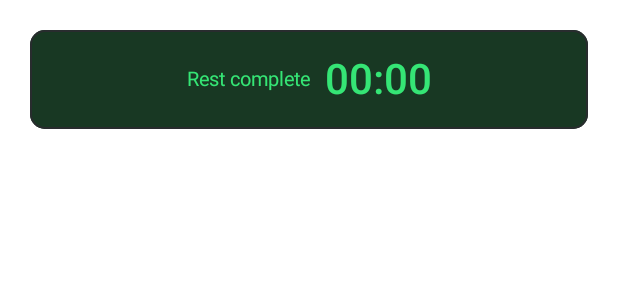
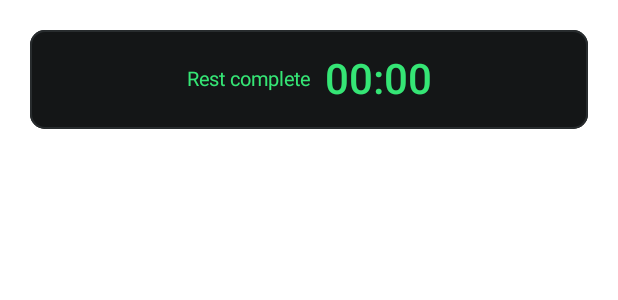
Before and after one commit to hulkdx/core5x5-workout-tracker, an Android app built with Jetpack Compose: the @Preview function ExpiredRestTimerPreview, on a phone screen of 412 x 824 dp. Shown: the top 300 px of the screen. Run offline under Robolectric (Android 15) with nearby library versions, the light colour scheme and no system bars.

Commit message:
Small update

```diff
--- a/core/ui/src/commonMain/kotlin/com/hulkdx/core5x5/core/ui/components/Core5x5RestTimer.kt
+++ b/core/ui/src/commonMain/kotlin/com/hulkdx/core5x5/core/ui/components/Core5x5RestTimer.kt
@@ -20,7 +20,6 @@ import androidx.compose.ui.semantics.clearAndSetSemantics
 import androidx.compose.ui.semantics.contentDescription
 import androidx.compose.ui.semantics.liveRegion
 import androidx.compose.ui.semantics.semantics
-import com.hulkdx.core5x5.core.ui.theme.Core5x5Colors
 import com.hulkdx.core5x5.core.ui.theme.Core5x5Dimensions
 import com.hulkdx.core5x5.core.ui.theme.Core5x5Typography
 import com.hulkdx.core5x5.core.ui.theme.Core5x5HomeTokens
@@ -44,7 +43,7 @@ fun Core5x5RestTimer(
             if (isExpired) liveRegion = LiveRegionMode.Polite
         },
         shape = RoundedCornerShape(Core5x5HomeTokens.CardRadius),
-        color = if (isExpired) Core5x5Colors.ActionTint else Core5x5HomeTokens.Card,
+        color = Core5x5HomeTokens.Card,
         border = BorderStroke(Core5x5HomeTokens.BorderStroke, Core5x5HomeTokens.Border),
     ) {
         Column(
```
